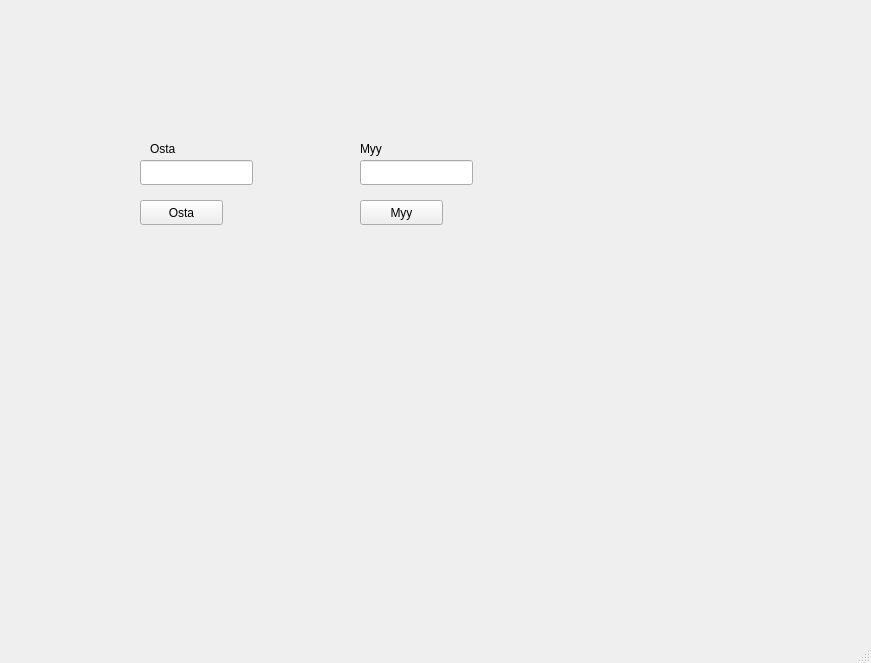
Old version of the form qt_frontend/frontend/mainwindow.ui in the repository jerpism/banksimul_testdev.
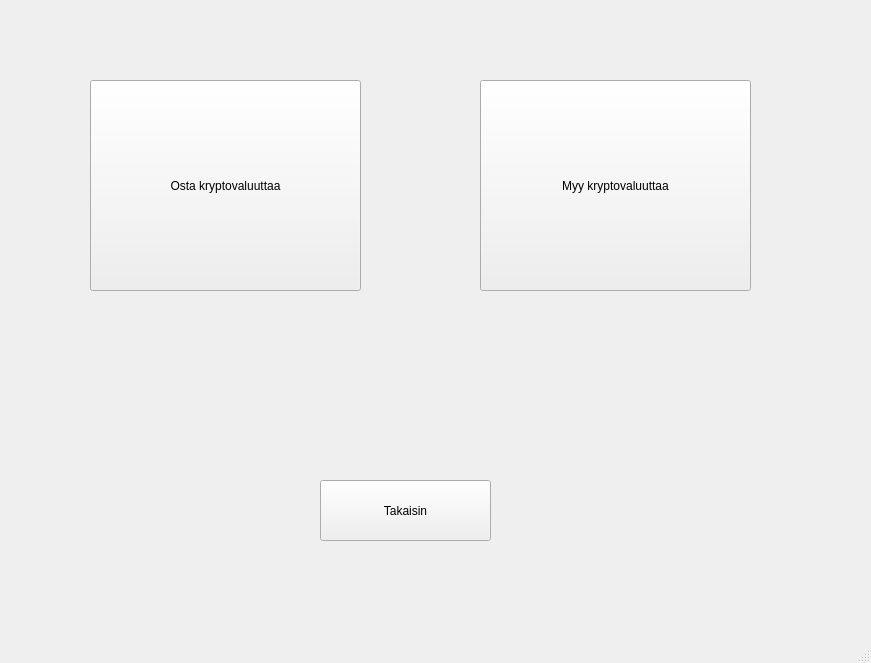
New version of the form. The open tabs and pages were chosen to show the change.

Commit message: Fix issue with sell_crypto allowing more than is on the account to be sold and tweak crypto functionality + add error page to frontend

```diff
--- a/qt_frontend/frontend/mainwindow.ui
+++ b/qt_frontend/frontend/mainwindow.ui
@@ -291,72 +291,116 @@
      </widget>
     </widget>
     <widget class="QWidget" name="cryptopage">
-     <widget class="QLabel" name="label">
+     <widget class="QPushButton" name="buySelectPushButton">
       <property name="geometry">
        <rect>
-        <x>110</x>
-        <y>110</y>
-        <width>62</width>
-        <height>17</height>
+        <x>50</x>
+        <y>50</y>
+        <width>271</width>
+        <height>211</height>
        </rect>
       </property>
       <property name="text">
-       <string>Osta</string>
+       <string>Osta kryptovaluuttaa</string>
       </property>
      </widget>
-     <widget class="QLineEdit" name="buyCryptoLineEdit">
+     <widget class="QPushButton" name="sellSelectPushButton">
       <property name="geometry">
        <rect>
-        <x>100</x>
-        <y>130</y>
-        <width>113</width>
-        <height>25</height>
+        <x>440</x>
+        <y>50</y>
+        <width>271</width>
+        <height>211</height>
        </rect>
       </property>
+      <property name="text">
+       <string>Myy kryptovaluuttaa</string>
+      </property>
      </widget>
-     <widget class="QPushButton" name="buyCryptoPushButton">
+     <widget class="QPushButton" name="exitCryptoPushButton">
       <property name="geometry">
        <rect>
-        <x>100</x>
-        <y>170</y>
-        <width>83</width>
-        <height>25</height>
+        <x>280</x>
+        <y>450</y>
+        <width>171</width>
+        <height>61</height>
        </rect>
       </property>
       <property name="text">
-       <string>Osta</string>
+       <string>Takaisin</string>
       </property>
      </widget>
-     <widget class="QLabel" name="label_2">
+    </widget>
+    <widget class="QWidget" name="buycryptopage">
+     <widget class="QWidget" name="">
       <property name="geometry">
        <rect>
-        <x>320</x>
-        <y>110</y>
-        <width>62</width>
-        <height>17</height>
+        <x>260</x>
+        <y>160</y>
+        <width>342</width>
+        <height>81</height>
        </rect>
       </property>
-      <property name="text">
-       <string>Myy</string>
-      </property>
+      <layout class="QVBoxLayout" name="verticalLayout">
+       <item>
+        <widget class="QLabel" name="label">
+         <property name="text">
+          <string>Syötä euromäärä, jolla haluat ostaa kryptovaluuttaa</string>
+         </property>
+        </widget>
+       </item>
+       <item>
+        <widget class="QLineEdit" name="buyCryptoLineEdit"/>
+       </item>
+       <item>
+        <widget class="QPushButton" name="buyCryptoPushButton">
+         <property name="text">
+          <string>Osta</string>
+         </property>
+        </widget>
+       </item>
+      </layout>
      </widget>
-     <widget class="QLineEdit" name="sellCryptoLineEdit">
+    </widget>
+    <widget class="QWidget" name="sellcryptopage">
+     <widget class="QWidget" name="">
       <property name="geometry">
        <rect>
-        <x>320</x>
-        <y>130</y>
-        <width>113</width>
-        <height>25</height>
+        <x>280</x>
+        <y>120</y>
+        <width>254</width>
+        <height>81</height>
        </rect>
       </property>
+      <layout class="QVBoxLayout" name="verticalLayout_2">
+       <item>
+        <widget class="QLabel" name="label_2">
+         <property name="text">
+          <string>Syötä myytävä määrä kryptovaluuttaa</string>
+         </property>
+        </widget>
+       </item>
+       <item>
+        <widget class="QLineEdit" name="sellCryptoLineEdit"/>
+       </item>
+       <item>
+        <widget class="QPushButton" name="sellCryptoPushButton">
+         <property name="text">
+          <string>Myy</string>
+         </property>
+        </widget>
+       </item>
+      </layout>
      </widget>
-     <widget class="QPushButton" name="sellCryptoPushButton">
+    </widget>
+    <widget class="QWidget" name="errorpage">
+     <widget class="QLabel" name="virheLabel">
       <property name="geometry">
        <rect>
-        <x>320</x>
-        <y>170</y>
-        <width>83</width>
-        <height>25</height>
+        <x>0</x>
+        <y>0</y>
+        <width>791</width>
+        <height>561</height>
        </rect>
       </property>
       <property name="text">
```
Left out of the diff: 30 changed lines with no effect on the pictures. The commit also changes 4 other files.
